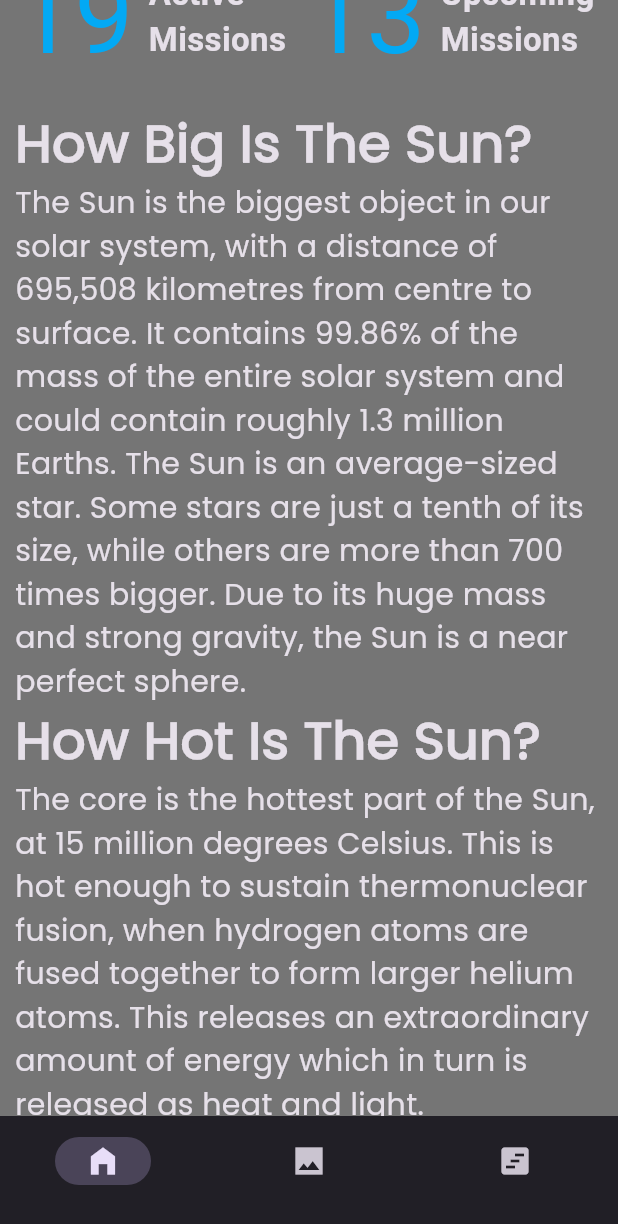
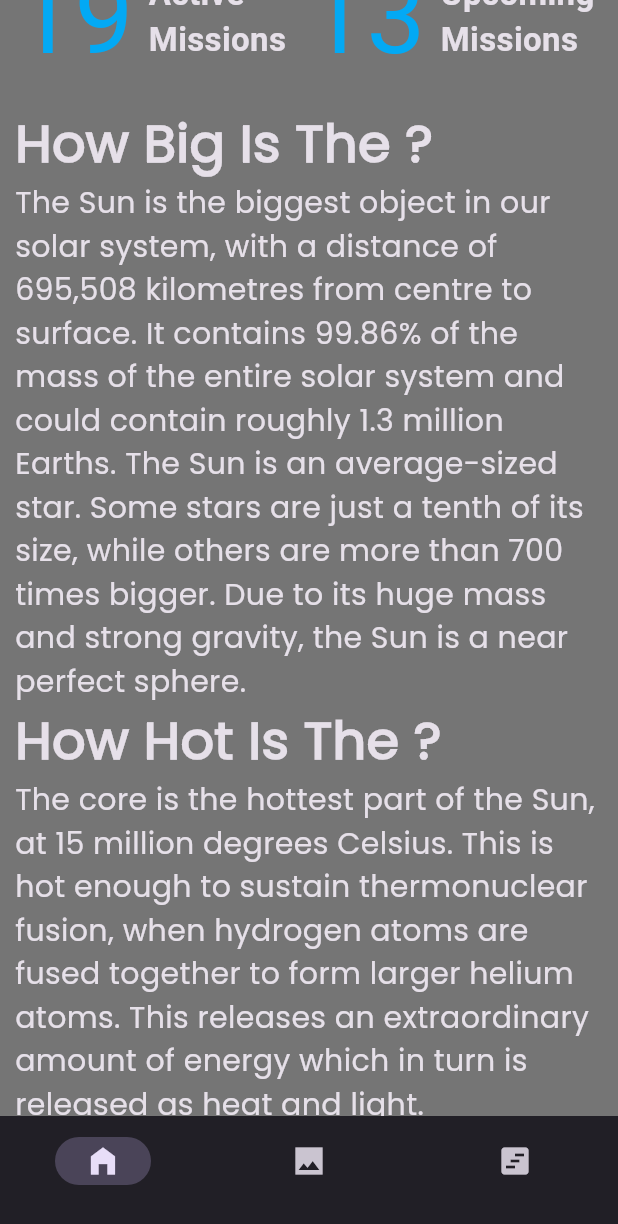
Before and after one commit to Saidakbar23/solar_system_explorer, a Flutter app: the SunPage screen opened directly with empty values, scrolled down 1152 dp, on a phone screen of 412 x 824 dp. Shown: the top 1224 px of the screen. Run offline on Flutter 3.47's test engine with Material 3 defaults, Android fonts, the phone set to English and light mode, and no system bars.

Commit message:
working on personal pages

```diff
--- a/lib/data/mercury_data.dart
+++ b/lib/data/mercury_data.dart
@@ -1,4 +1,16 @@
-const List<String> information = [];
-const List images = [];
-const List missions = [];
+const List<String> information = [
+  'Mercury—the smallest planet in our solar system and nearest to the Sun—is only slightly larger than Earth\'s Moon. Its surface is covered in tens of thousands of impact craters.',
+  'Despite its proximity to the Sun, Mercury is not the hottest planet in our solar system— that title belongs to nearby Venus, thanks to its dense atmosphere. But Mercury is the fastest planet, zipping around the Sun every 88 Earth days. Mercury is appropriately named for the swiftest of the ancient Roman gods.',
+  'Mercury is slightly larger than our Moon - 15,329 kilometres around its equator. Its radius, the distance from the core\'s centre to the surface, is 2,440 kilometres. Mercury is about 2.6 times smaller than Earth.',
+  'Mercury\'s sun-facing side is scorched by temperatures of around 430°C, hot enough to melt lead. Without a substantial atmosphere to distribute heat away from the areas facing the Sun, the planet\'s slow rotation makes for stark differences in temperature between its dark and light sides. The side facing away cools to an approximate -180°C.',
+  'Mercury has little atmosphere, but what it does have is made up mostly of oxygen, sodium, hydrogen, helium and potassium. The thin atmosphere, or exosphere, does little to prevent or slow down impacts from extraterrestrial objects, leaving the surface littered with craters. In appearance it is similar to Earth\'s Moon.'
+];
+const List images = [
+  'images/mercury_gallery/Mercury1.jpeg',
+  'images/mercury_gallery/mercury2.jpeg',
+  'images/mercury_gallery/mercury3.jpeg',
+  'images/mercury_gallery/mercury4.jpeg',
+  'images/mercury_gallery/mercury5.jpeg',
+];
+const List missions = ['2', '0'];
 const Map facts = {};
--- a/lib/data/sun_data.dart
+++ b/lib/data/sun_data.dart
@@ -19,13 +19,3 @@ const List missions = [
   '19',
   '13',
 ];
-
-const Map facts = {
-  'Equator circumference': '4,379,000km',
-  'Radius': '695,700km',
-  'Temperature': '5,973°C to 15,000,000°C',
-  'Average orbital speed around the Milky Way': '720,000km/h',
-  'Star type': 'Yellow dwarf',
-  'Average time taken to rotate on axis': '27 Earth days',
-  'Number of planets': '8',
-};
--- a/lib/screens/sun_page.dart
+++ b/lib/screens/sun_page.dart
@@ -20,18 +20,20 @@ class _SunPageState extends State<SunPage> {
     planetSelected = widget.planet;
   }
 
-  final List<Widget> pages = [
-    PageContent(
-      planet: planetSelected,
-    ),
-    ImageGallery(),
-  ];
+  // final List<Widget> pages = [
+  //   PageContent(
+  //     planet: planetSelected,
+  //   ),
+  //   ImageGallery(),
+  // ];
   int selectedPageIndex = 0;
 
   @override
   Widget build(BuildContext context) {
     return Scaffold(
-      body: pages[selectedPageIndex],
+      body: PageContent(
+        planet: planetSelected,
+      ),
       bottomNavigationBar: NavigationBar(
         onDestinationSelected: (int index) {
           setState(() {
@@ -59,7 +61,7 @@ class _SunPageState extends State<SunPage> {
 }
 
 class PageContent extends StatelessWidget {
-  const PageContent({super.key, this.planet});
+  const PageContent({super.key, required this.planet});
 
   final String? planet;
 
@@ -74,7 +76,7 @@ class PageContent extends StatelessWidget {
           padding: EdgeInsets.symmetric(horizontal: 10.0, vertical: 20.0),
           children: [
             Text(
-              'The Sun',
+              'The $planet',
               textAlign: TextAlign.center,
               style: TextStyle(
                 fontSize: 50.0,
@@ -91,7 +93,7 @@ class PageContent extends StatelessWidget {
             SizedBox(
               height: 400.0,
               child: Image.asset(
-                'images/sun.png',
+                'images/$planet.png',
               ),
             ),
             Text(
@@ -155,7 +157,7 @@ class PageContent extends StatelessWidget {
               height: 10.0,
             ),
             Text(
-              'How Big Is The Sun?',
+              'How Big Is The $planet?',
               style: TextStyle(
                 fontSize: 35.0,
                 fontWeight: FontWeight.w700,
@@ -170,7 +172,7 @@ class PageContent extends StatelessWidget {
               ),
             ),
             Text(
-              'How Hot Is The Sun?',
+              'How Hot Is The $planet?',
               style: TextStyle(
                 fontSize: 35.0,
                 fontWeight: FontWeight.w700,
```
Also changed, not shown: images/mercury_gallery/Mercury1.jpeg (added), images/mercury_gallery/mercury2.jpeg (added), images/mercury_gallery/mercury3.jpeg (added), images/mercury_gallery/mercury4.jpeg (added), images/mercury_gallery/mercury5.jpeg (added).
